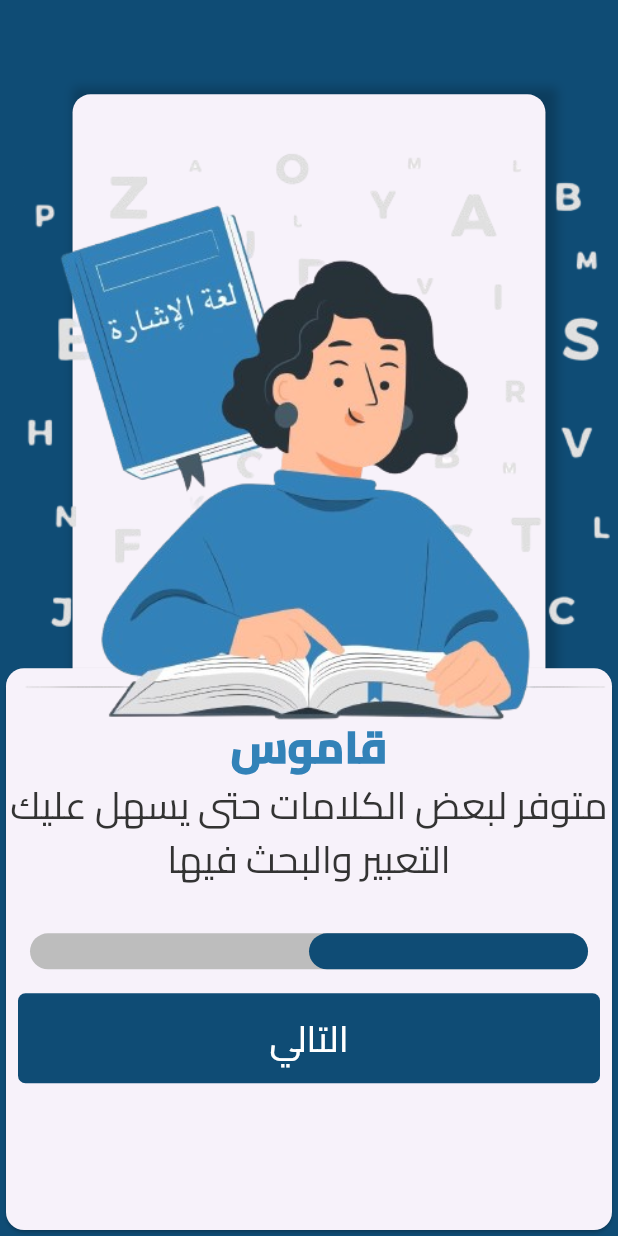
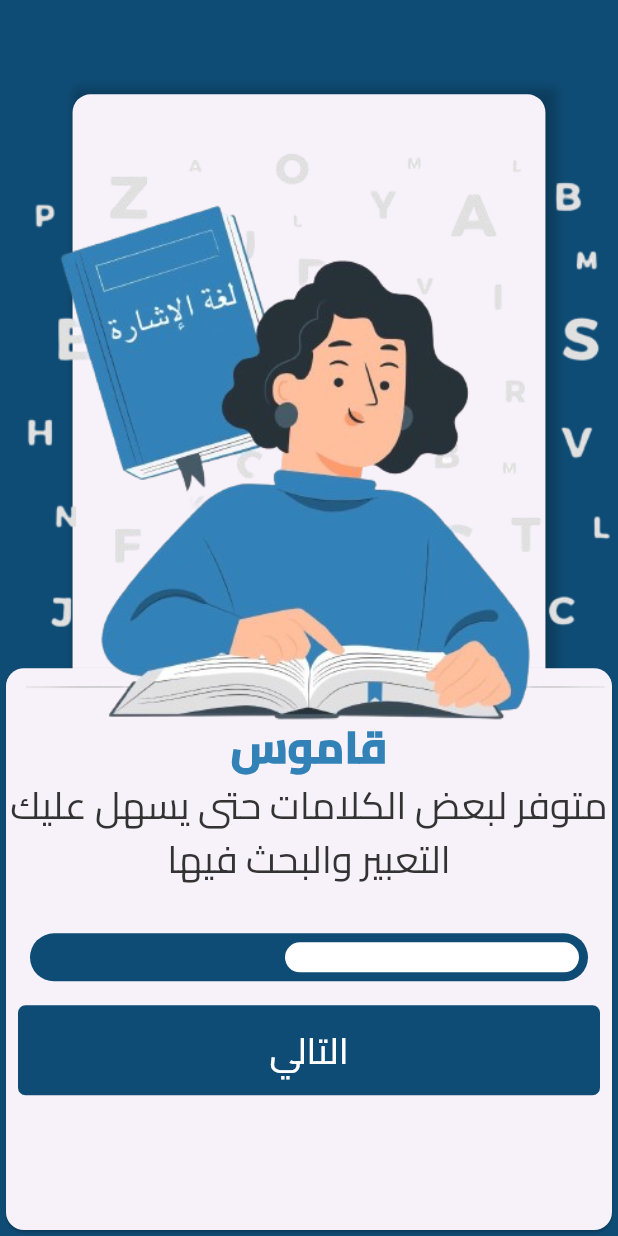
Before and after one commit to MahmoudYasserElbanna/flutter_sign_language_gp_app, a Flutter app: the screen it shows after launch, after a tap on "التالي", on a phone screen of 412 x 824 dp. Run offline on Flutter 3.47's test engine with Material 3 defaults, Android fonts, the phone set to English and light mode, and no system bars; our stand-ins replace firebase_core, firebase_storage, flutter_screenutil, font_awesome_flutter; accounts and stored records are empty.

Commit message:
refactor Ui

```diff
--- a/lib/Views/introduction_view1.dart
+++ b/lib/Views/introduction_view1.dart
@@ -16,7 +16,7 @@ class IntroView1 extends StatelessWidget {
           text: 'من صوت الى لغة اشارة عن طريق شخصية ثلاثية الأبعاد',
           pageIdToPush: IntroView2.id,
           image: 'assets/images/IntroViewImage1Preview.png',
-          value: 0.2,
+          value: 320,
         ),
       ),
     );
--- a/lib/Views/introduction_view2.dart
+++ b/lib/Views/introduction_view2.dart
@@ -16,7 +16,7 @@ class IntroView2 extends StatelessWidget {
           text: 'متوفر لبعض الكلامات حتى يسهل عليك التعبير والبحث فيها',
           pageIdToPush: IntroView3.id,
           image: 'assets/images/IntroViewImage2Preview.png',
-          value: 0.5,
+          value: 170,
         ),
       ),
     );
--- a/lib/Views/introduction_view3.dart
+++ b/lib/Views/introduction_view3.dart
@@ -16,7 +16,7 @@ class IntroView3 extends StatelessWidget {
           text: 'اساسيات لغة الاشارة بكل سهولة',
           pageIdToPush: LandingView.id,
           image: 'assets/images/IntroViewImage3Preview.png',
-          value: 1,
+          value: 6,
         ),
       ),
     );
--- a/lib/widgets/custom_progress_bar.dart
+++ b/lib/widgets/custom_progress_bar.dart
@@ -13,12 +13,31 @@ class CustomProgressBar extends StatelessWidget {
       textDirection: TextDirection.rtl,
       child: Padding(
         padding: const EdgeInsets.only(left: 16, right: 16, bottom: 8),
-        child: LinearProgressIndicator(
-          borderRadius: BorderRadius.circular(16),
-          value: progressValue,
-          minHeight: 24,
-          backgroundColor: Colors.grey[400],
-          valueColor: AlwaysStoppedAnimation<Color>(kPrimaryColor),
+        child: Container(
+          height: 32,
+          width: double.infinity,
+          decoration: BoxDecoration(
+            borderRadius: BorderRadius.circular(16),
+            color: kPrimaryColor,
+          ),
+          child: Container(
+            height: 24,
+            margin: EdgeInsets.only(
+                left: progressValue, top: 6, bottom: 6, right: 6),
+            width: 20,
+            decoration: BoxDecoration(
+              borderRadius: BorderRadius.circular(16),
+              color: Colors.white,
+            ),
+
+            // child: LinearProgressIndicator(
+            //   borderRadius: BorderRadius.circular(16),
+            //   value: progressValue,
+            //   minHeight: 24,
+            //   backgroundColor: Colors.grey[400],
+            //   valueColor: AlwaysStoppedAnimation<Color>(kPrimaryColor),
+            //  ),
+          ),
         ),
       ),
     );
```
